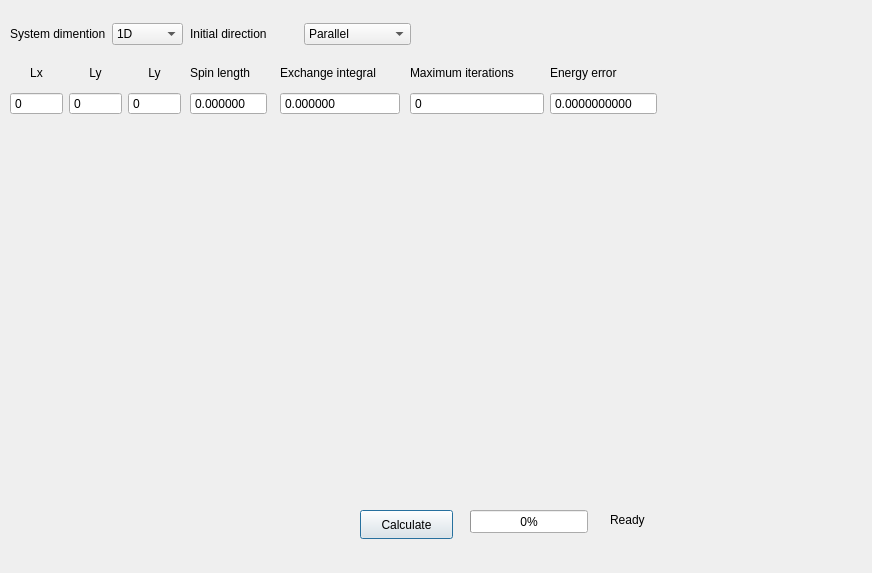
Above: FaustSpin/UrFaustGUI_TEST_1/parameters_dialog.ui from MadComputationalPhys2003/Progect_Gonchar before the change. Below: the same form after it.
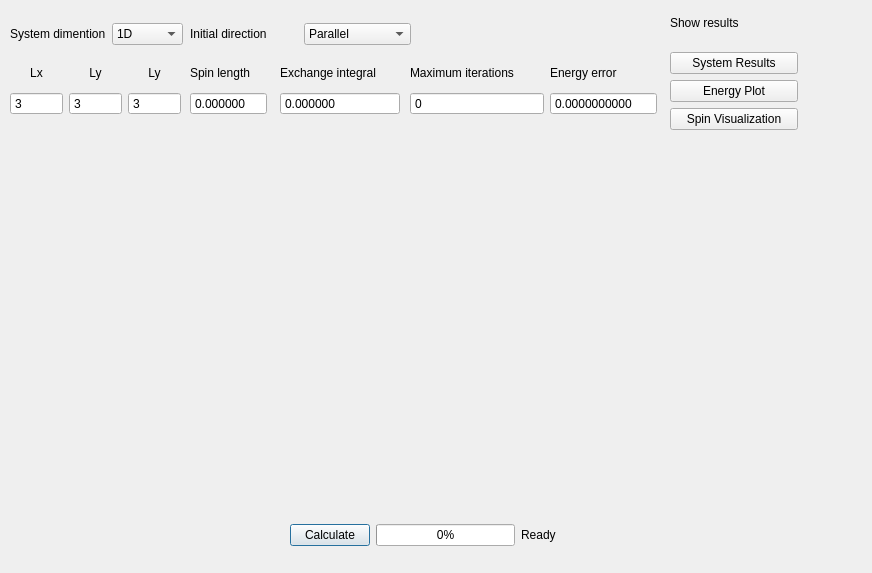
That is the form after the change.

Patch:
```diff
--- a/FaustSpin/UrFaustGUI_TEST_1/parameters_dialog.ui
+++ b/FaustSpin/UrFaustGUI_TEST_1/parameters_dialog.ui
@@ -13,46 +13,7 @@
   <property name="windowTitle">
    <string>Parameters</string>
   </property>
-  <widget class="QPushButton" name="calculateButton">
-   <property name="geometry">
-    <rect>
-     <x>360</x>
-     <y>510</y>
-     <width>93</width>
-     <height>29</height>
-    </rect>
-   </property>
-   <property name="text">
-    <string>Calculate</string>
-   </property>
-  </widget>
-  <widget class="QProgressBar" name="simulationProgressBar">
-   <property name="geometry">
-    <rect>
-     <x>470</x>
-     <y>510</y>
-     <width>118</width>
-     <height>23</height>
-    </rect>
-   </property>
-   <property name="value">
-    <number>0</number>
-   </property>
-  </widget>
-  <widget class="QLabel" name="calculationStatusLabel">
-   <property name="geometry">
-    <rect>
-     <x>610</x>
-     <y>510</y>
-     <width>63</width>
-     <height>20</height>
-    </rect>
-   </property>
-   <property name="text">
-    <string>Ready</string>
-   </property>
-  </widget>
-  <widget class="QWidget" name="">
+  <widget class="QWidget" name="layoutWidget">
    <property name="geometry">
     <rect>
      <x>10</x>
@@ -90,7 +51,7 @@
     </item>
    </layout>
   </widget>
-  <widget class="QWidget" name="">
+  <widget class="QWidget" name="layoutWidget">
    <property name="geometry">
     <rect>
      <x>10</x>
@@ -126,6 +87,9 @@
       <property name="buttonSymbols">
        <enum>QAbstractSpinBox::ButtonSymbols::NoButtons</enum>
       </property>
+      <property name="minimum">
+       <number>3</number>
+      </property>
      </widget>
     </item>
     <item row="1" column="1">
@@ -133,6 +97,9 @@
       <property name="buttonSymbols">
        <enum>QAbstractSpinBox::ButtonSymbols::NoButtons</enum>
       </property>
+      <property name="minimum">
+       <number>3</number>
+      </property>
      </widget>
     </item>
     <item row="1" column="2">
@@ -140,11 +107,14 @@
       <property name="buttonSymbols">
        <enum>QAbstractSpinBox::ButtonSymbols::NoButtons</enum>
       </property>
+      <property name="minimum">
+       <number>3</number>
+      </property>
      </widget>
     </item>
    </layout>
   </widget>
-  <widget class="QWidget" name="">
+  <widget class="QWidget" name="layoutWidget">
    <property name="geometry">
     <rect>
      <x>190</x>
@@ -177,7 +147,7 @@
     </item>
    </layout>
   </widget>
-  <widget class="QWidget" name="">
+  <widget class="QWidget" name="layoutWidget">
    <property name="geometry">
     <rect>
      <x>190</x>
@@ -206,7 +176,7 @@
     </item>
    </layout>
   </widget>
-  <widget class="QWidget" name="">
+  <widget class="QWidget" name="layoutWidget">
    <property name="geometry">
     <rect>
      <x>280</x>
@@ -241,7 +211,7 @@
     </item>
    </layout>
   </widget>
-  <widget class="QWidget" name="">
+  <widget class="QWidget" name="layoutWidget">
    <property name="geometry">
     <rect>
      <x>410</x>
@@ -270,7 +240,7 @@
     </item>
    </layout>
   </widget>
-  <widget class="QWidget" name="">
+  <widget class="QWidget" name="layoutWidget">
    <property name="geometry">
     <rect>
      <x>550</x>
@@ -302,6 +272,79 @@
     </item>
    </layout>
   </widget>
+  <widget class="QWidget" name="">
+   <property name="geometry">
+    <rect>
+     <x>290</x>
+     <y>520</y>
+     <width>266</width>
+     <height>31</height>
+    </rect>
+   </property>
+   <layout class="QGridLayout" name="gridLayout_8">
+    <item row="0" column="0">
+     <widget class="QPushButton" name="calculateButton">
+      <property name="text">
+       <string>Calculate</string>
+      </property>
+     </widget>
+    </item>
+    <item row="0" column="1">
+     <widget class="QProgressBar" name="simulationProgressBar">
+      <property name="value">
+       <number>0</number>
+      </property>
+     </widget>
+    </item>
+    <item row="0" column="2">
+     <widget class="QLabel" name="calculationStatusLabel">
+      <property name="text">
+       <string>Ready</string>
+      </property>
+     </widget>
+    </item>
+   </layout>
+  </widget>
+  <widget class="QWidget" name="">
+   <property name="geometry">
+    <rect>
+     <x>670</x>
+     <y>0</y>
+     <width>128</width>
+     <height>130</height>
+    </rect>
+   </property>
+   <layout class="QGridLayout" name="gridLayout_9">
+    <item row="0" column="0">
+     <widget class="QLabel" name="label_10">
+      <property name="text">
+       <string>Show results</string>
+      </property>
+     </widget>
+    </item>
+    <item row="1" column="0">
+     <widget class="QPushButton" name="systemResultsButton">
+      <property name="text">
+       <string>System Results</string>
+      </property>
+     </widget>
+    </item>
+    <item row="2" column="0">
+     <widget class="QPushButton" name="energyPlotButton">
+      <property name="text">
+       <string>Energy Plot</string>
+      </property>
+     </widget>
+    </item>
+    <item row="3" column="0">
+     <widget class="QPushButton" name="spinVisualizationButton">
+      <property name="text">
+       <string>Spin Visualization</string>
+      </property>
+     </widget>
+    </item>
+   </layout>
+  </widget>
  </widget>
  <resources/>
  <connections/>
```
